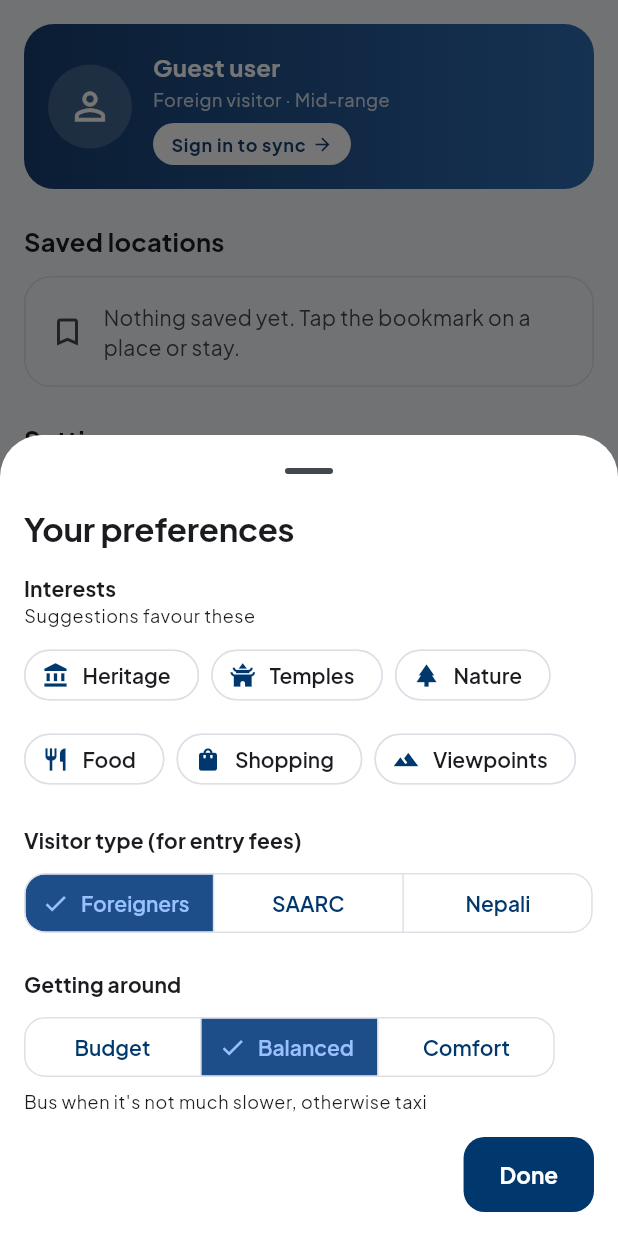
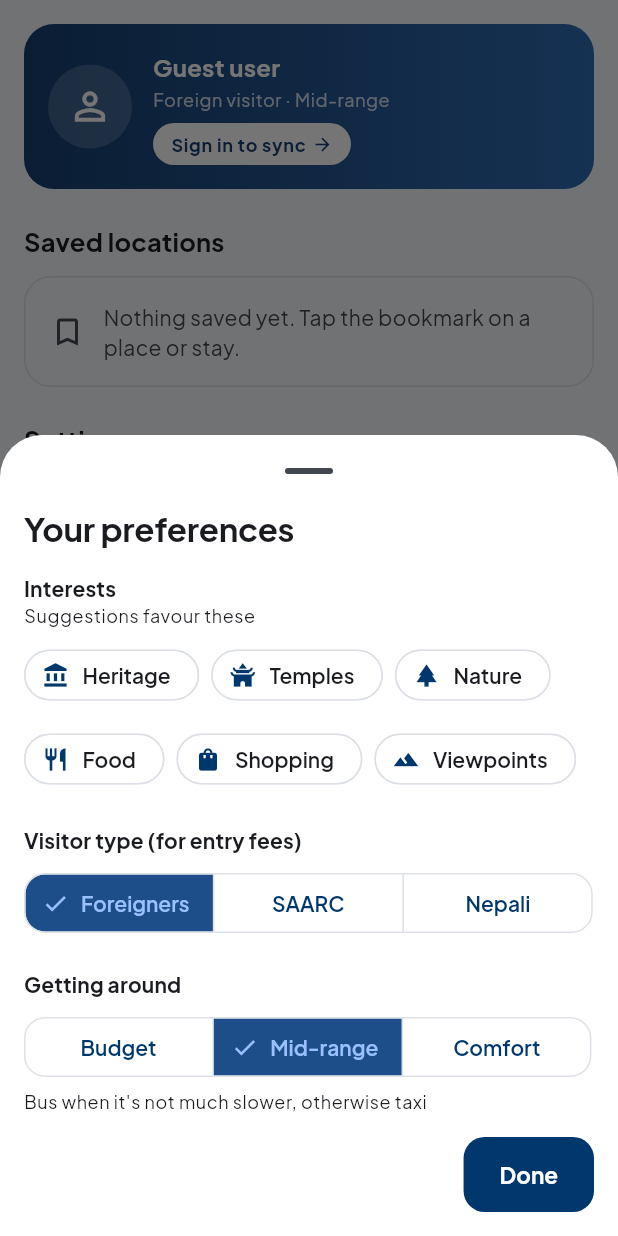
Before and after one commit to Prijesh77/yatri-travel-guide, a Flutter app: the ProfileScreen screen opened directly, after a tap on "Preferences", on a phone screen of 412 x 824 dp. Run offline on Flutter 3.47's test engine with Material 3 defaults, Android fonts, the phone set to English and light mode, and no system bars; our stand-ins replace flutter_map, flutter_riverpod, geolocator, latlong2, shared_preferences; accounts and stored records are empty; network calls fail.

Commit message:
Use "Mid-range" consistently for the middle budget level

```diff
--- a/lib/features/profile/presentation/preferences_sheet.dart
+++ b/lib/features/profile/presentation/preferences_sheet.dart
@@ -63,7 +63,7 @@ class PreferencesSheet extends ConsumerWidget {
             const SizedBox(height: 8),
             SegmentedButton<TravelStyle>(
               segments: [
-                for (final s in TravelStyle.values) ButtonSegment(value: s, label: Text(l10n.travelStyle(s.name))),
+                for (final s in TravelStyle.values) ButtonSegment(value: s, label: Text(l10n.budgetLevel(s.name))),
               ],
               selected: {prefs.travelStyle},
               onSelectionChanged: (s) => controller.setTravelStyle(s.single),
```
Also changed, not shown: lib/l10n/app_en.arb (+0 -8 lines), lib/l10n/generated/app_localizations.dart, lib/l10n/generated/app_localizations_en.dart.
